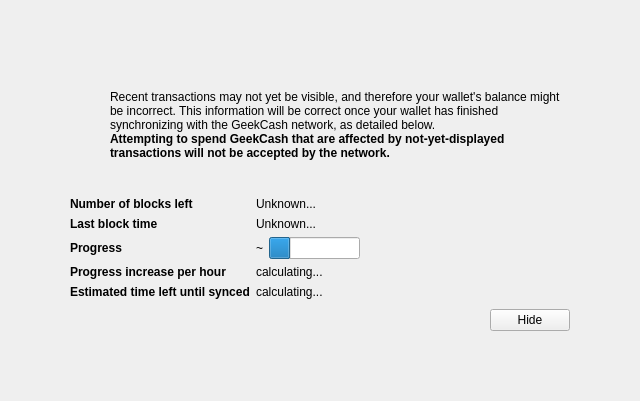
Above: src/qt/forms/modaloverlay.ui from blazegeek/blaze before the change. Below: the same form after it.
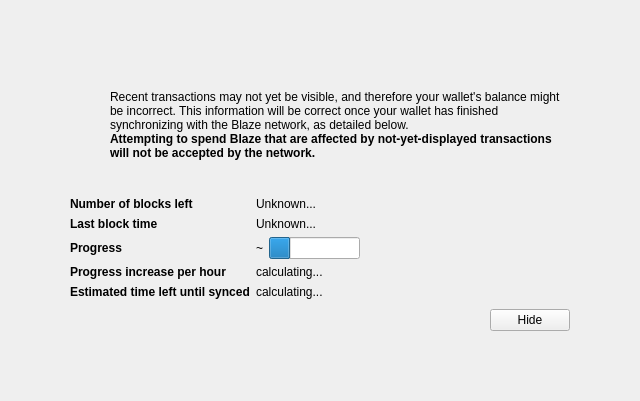
That is the form after the change. Icons and pictures are not drawn. Custom widgets are drawn as their Qt base class.

Commit message: Handles renaming GeekCash -> Blaze in UI files

Diff of the .ui file:
```diff
--- a/src/qt/forms/modaloverlay.ui
+++ b/src/qt/forms/modaloverlay.ui
@@ -128,7 +128,7 @@
              <item>
               <widget class="QLabel" name="infoText">
                <property name="text">
-                <string>Recent transactions may not yet be visible, and therefore your wallet's balance might be incorrect. This information will be correct once your wallet has finished synchronizing with the GeekCash network, as detailed below.</string>
+                <string>Recent transactions may not yet be visible, and therefore your wallet's balance might be incorrect. This information will be correct once your wallet has finished synchronizing with the Blaze network, as detailed below.</string>
                </property>
                <property name="textFormat">
                 <enum>Qt::RichText</enum>
@@ -147,7 +147,7 @@
                 </font>
                </property>
                <property name="text">
-                <string>Attempting to spend GeekCash that are affected by not-yet-displayed transactions will not be accepted by the network.</string>
+                <string>Attempting to spend Blaze that are affected by not-yet-displayed transactions will not be accepted by the network.</string>
                </property>
                <property name="textFormat">
                 <enum>Qt::RichText</enum>
```
The commit also changes 6 other files.
